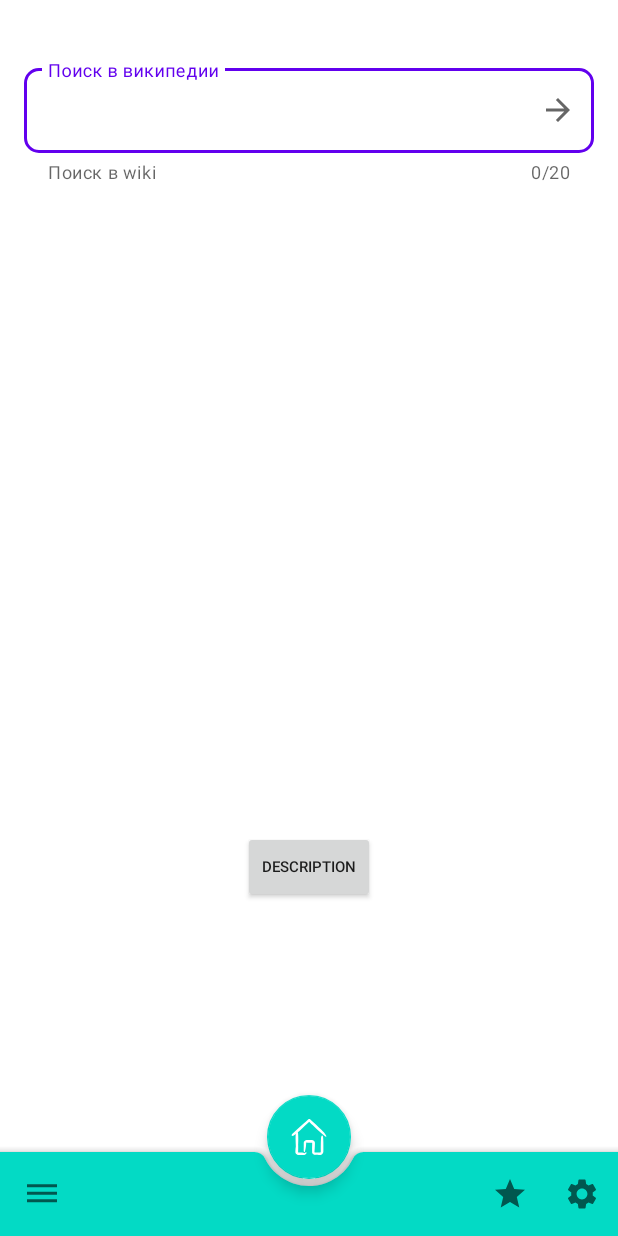
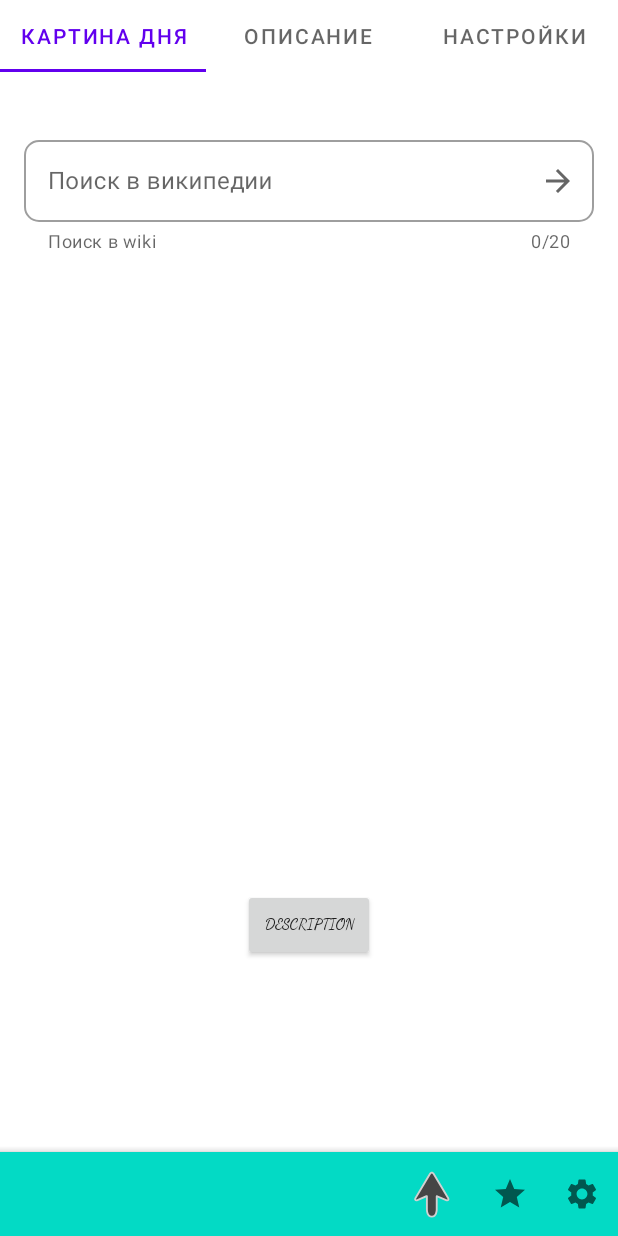
Before and after one commit to Chelt0n/MaterialDesignHomeWork, an Android app: the screen it shows after launch (MainActivity), on a phone screen of 412 x 824 dp. Run offline under Robolectric (Android 15) with nearby library versions, the phone set to English and light mode, and no system bars; pictures from the network do not load.

Commit message:
3 Урок

```diff
--- /dev/null
+++ b/app/src/main/java/com/example/materialdesignhomework/lesson3/ViewPagerAdapter.kt
@@ -0,0 +1,25 @@
+package com.example.materialdesignhomework.lesson3
+
+import androidx.fragment.app.Fragment
+import androidx.fragment.app.FragmentActivity
+import androidx.viewpager2.adapter.FragmentStateAdapter
+import com.example.materialdesignhomework.view.DailyImageFragment
+import com.example.materialdesignhomework.view.SettingsFragment
+
+
+class ViewPagerAdapter(private val fragment: FragmentActivity) :
+    FragmentStateAdapter(fragment) {
+
+
+    override fun getItemCount(): Int = 3
+
+    override fun createFragment(position: Int): Fragment {
+        return when (position) {
+            0 -> DailyImageFragment()
+            1 -> SecondFragment()
+            2 -> SettingsFragment()
+            else -> DailyImageFragment()
+        }
+
+    }
+}
--- a/app/src/main/java/com/example/materialdesignhomework/main/MainActivity.kt
+++ b/app/src/main/java/com/example/materialdesignhomework/main/MainActivity.kt
@@ -1,57 +1,69 @@
 package com.example.materialdesignhomework.main
+
 
 import androidx.appcompat.app.AppCompatActivity
 import android.os.Bundle
-import android.util.Log
 import android.view.Menu
 import android.view.MenuItem
 import android.widget.Toast
 import androidx.appcompat.app.AppCompatDelegate
+import androidx.viewpager2.widget.ViewPager2
 import com.example.materialdesign.FontTypes
 import com.example.materialdesign.SharedPref
 import com.example.materialdesign.SharedPref.Companion.SETTINGS
 import com.example.materialdesign.Theme
-import com.example.materialdesignhomework.view.DailyImageFragment
-import com.example.materialdesignhomework.view.BottomNavigationDrawerFragment
 import com.example.materialdesignhomework.view.SettingsFragment
 import com.example.materialdesignhomework.R
+import com.example.materialdesignhomework.lesson3.ViewPagerAdapter
 import com.google.android.material.bottomappbar.BottomAppBar
-import com.google.android.material.floatingactionbutton.FloatingActionButton
+import com.google.android.material.tabs.TabLayout
 
 class MainActivity : AppCompatActivity() {
-    lateinit var sharedPref: SharedPref
+
+    private lateinit var sharedPref: SharedPref
+    private lateinit var viewPager2:ViewPager2
+    private lateinit var tabLayout: TabLayout
 
     override fun onCreate(savedInstanceState: Bundle?) {
         super.onCreate(savedInstanceState)
         sharedPref = SharedPref(getSharedPreferences(SETTINGS, MODE_PRIVATE))
         setContentView(R.layout.main_activity)
-        bottomBar()
+        initBottomBar()
 
-        if (savedInstanceState == null) {
-            supportFragmentManager.beginTransaction()
-                .replace(R.id.container, DailyImageFragment.newInstance())
-                .commitNow()
-        }
+        tabLayout = findViewById(R.id.tab_layout)
+        viewPager2 = findViewById(R.id.view_pager2)
+
+        val adapter = ViewPagerAdapter(this)
+        viewPager2.adapter = adapter
+
+        tabLayout.addTab(tabLayout.newTab().setText("Картина дня"))
+        tabLayout.addTab(tabLayout.newTab().setText("Описание"))
+        tabLayout.addTab(tabLayout.newTab().setText("Настройки"))
+
+        viewPager2.registerOnPageChangeCallback(object : ViewPager2.OnPageChangeCallback(){
+            override fun onPageSelected(position: Int) {
+               tabLayout.selectTab(tabLayout.getTabAt(position))
+            }
+        })
+        tabLayout.addOnTabSelectedListener(object :TabLayout.OnTabSelectedListener{
+            override fun onTabSelected(tab: TabLayout.Tab?) {
+                viewPager2.currentItem = tab!!.position
+            }
+            override fun onTabUnselected(tab: TabLayout.Tab?) {}
+            override fun onTabReselected(tab: TabLayout.Tab?) {}
+        })
     }
 
     override fun onResume() {
         super.onResume()
         setUserTheme()
-        Log.d("mylog", sharedPref.getCustomTheme().toString())
     }
 
-    private fun bottomBar() {
+    private fun initBottomBar() {
         val bottomAppBar: BottomAppBar = findViewById(R.id.bottom_app_bar)
-        val fab: FloatingActionButton = findViewById(R.id.fab)
         bottomAppBar.inflateMenu(R.menu.menu_item_bottom_app_bar)
         setSupportActionBar(bottomAppBar)
-        fab.setOnClickListener {
-            supportFragmentManager.beginTransaction()
-                .replace(R.id.container, DailyImageFragment.newInstance())
-                .commitNow()
-        }
     }
-
 
     override fun onCreateOptionsMenu(menu: Menu?): Boolean {
         menuInflater.inflate(R.menu.menu_item_bottom_app_bar, menu)
@@ -66,10 +78,6 @@ class MainActivity : AppCompatActivity() {
                     R.id.container,
                     SettingsFragment.newInstance()
                 ).addToBackStack(null).commit()
-            }
-            android.R.id.home -> {
-
-                BottomNavigationDrawerFragment().show(supportFragmentManager, "tag")
             }
         }
         return super.onOptionsItemSelected(item)
--- a/app/src/main/java/com/example/materialdesignhomework/repository/NasaApiService.kt
+++ b/app/src/main/java/com/example/materialdesignhomework/repository/NasaApiService.kt
@@ -5,6 +5,7 @@ import retrofit2.http.GET
 import retrofit2.http.Query
 
 interface NasaApiService {
+
     @GET("planetary/apod")
     fun getImage(@Query("api_key") apiKey: String): Call<NASAImageResponse>
 }
--- a/app/src/main/res/layout/main_activity.xml
+++ b/app/src/main/res/layout/main_activity.xml
@@ -1,11 +1,22 @@
 <?xml version="1.0" encoding="utf-8"?>
-<FrameLayout xmlns:android="http://schemas.android.com/apk/res/android"
+<RelativeLayout xmlns:android="http://schemas.android.com/apk/res/android"
     xmlns:app="http://schemas.android.com/apk/res-auto"
     xmlns:tools="http://schemas.android.com/tools"
     android:id="@+id/container"
     android:layout_width="match_parent"
     android:layout_height="match_parent"
     tools:context=".main.MainActivity">
+
+    <com.google.android.material.tabs.TabLayout
+        android:id="@+id/tab_layout"
+        android:layout_width="match_parent"
+        android:layout_height="wrap_content" />
+
+    <androidx.viewpager2.widget.ViewPager2
+        android:id="@+id/view_pager2"
+        android:layout_width="match_parent"
+        android:layout_height="match_parent"
+        android:layout_below="@+id/tab_layout" />
 
     <androidx.coordinatorlayout.widget.CoordinatorLayout
         android:layout_width="match_parent"
@@ -18,21 +29,7 @@
             android:layout_gravity="bottom"
             app:backgroundTint="?colorAccent"
             app:fabAlignmentMode="center"
-            app:fabCradleVerticalOffset="10dp"
-            app:navigationIcon="@drawable/ic_hamburger">
-
-
-        </com.google.android.material.bottomappbar.BottomAppBar>
-
-        <com.google.android.material.floatingactionbutton.FloatingActionButton
-            android:id="@+id/fab"
-            android:layout_width="wrap_content"
-            android:layout_height="wrap_content"
-            android:backgroundTint="?colorAccent"
-            app:layout_anchor="@id/bottom_app_bar"
-            app:srcCompat="@drawable/ic_home"
-            app:tint="#FFFFFF" />
-
+            app:fabCradleVerticalOffset="10dp" />
     </androidx.coordinatorlayout.widget.CoordinatorLayout>
 
-</FrameLayout>
+</RelativeLayout>
--- a/app/src/main/res/menu/menu_item_bottom_app_bar.xml
+++ b/app/src/main/res/menu/menu_item_bottom_app_bar.xml
@@ -1,13 +1,18 @@
 <?xml version="1.0" encoding="utf-8"?>
 <menu xmlns:android="http://schemas.android.com/apk/res/android"
     xmlns:app="http://schemas.android.com/apk/res-auto">
+
+    <item
+        android:id="@+id/app_bar_view_pager"
+        android:icon="@drawable/ic_arrow_up"
+        android:title="ViewPager"
+        app:showAsAction="ifRoom" />
 
     <item
         android:id="@+id/app_bar_fav"
         android:icon="@drawable/ic_star"
         android:title="Лучшее"
         app:showAsAction="ifRoom" />
-
     <item
         android:id="@+id/app_bar_settings"
         android:icon="@drawable/ic_settings"
```
Also changed, not shown: app/src/main/java/com/example/materialdesignhomework/lesson3/SecondFragment.kt (added, +24 -0 lines), app/src/main/java/com/example/materialdesignhomework/view/BottomNavigationDrawerFragment.kt (deleted, +0 -37 lines), app/src/main/res/layout/second_fragment.xml (added, +19 -0 lines).
